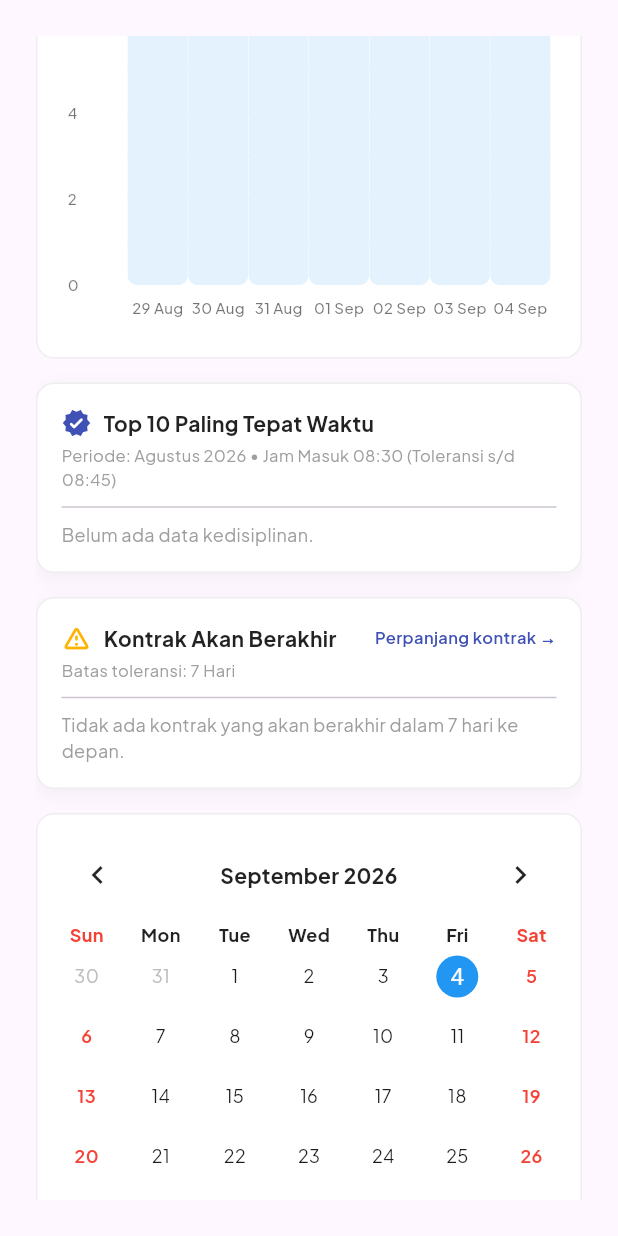
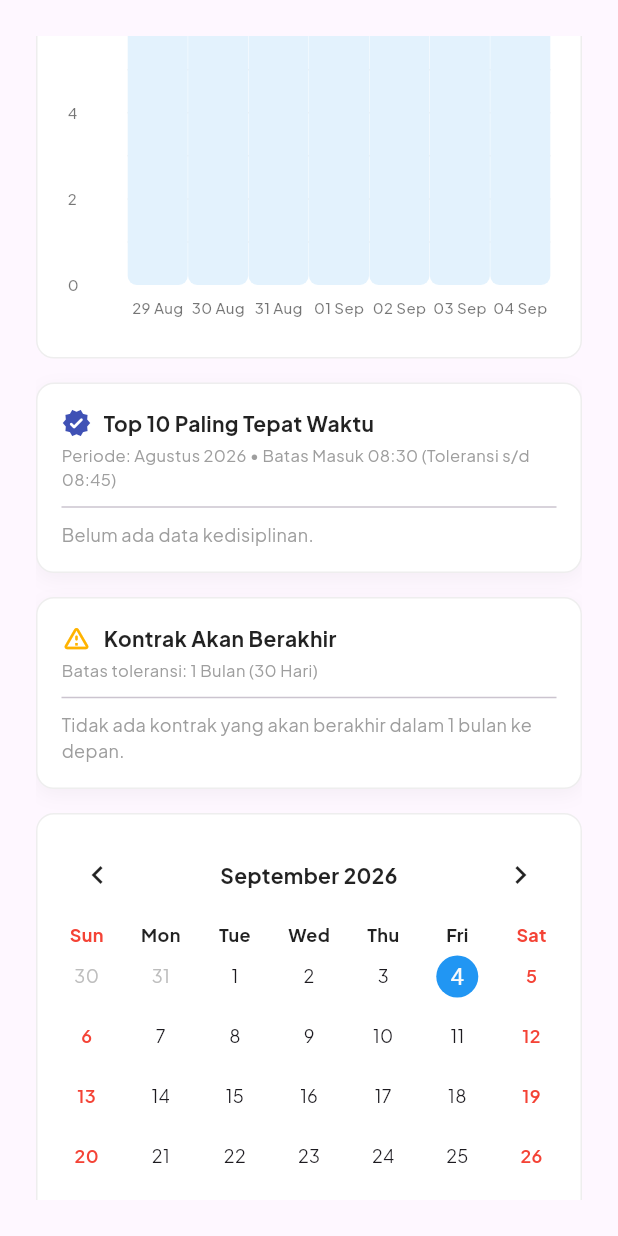
Before and after one commit to rickyds-bot/hradmin-panel-tetra, a Flutter app: the WebDashboardContent widget shown alone on an empty page, opened directly, scrolled down 1152 dp, on a phone screen of 412 x 824 dp. Run offline on Flutter 3.47's test engine with Material 3 defaults, Android fonts, the phone set to English and light mode, and no system bars; drawn by our look-alikes of fl_chart, table_calendar; our stand-ins replace camera, file_picker, firebase_core, firebase_messaging, flutter_dotenv, flutter_html and 14 more; missing offline and left inert: dart:html, dart:js_interop, excel, flutter_app_badger, google_mlkit_face_detection, tflite_flutter; accounts and stored records are empty.

Commit message:
web_dashboard_content.dart

```diff
--- a/lib/features/webadmin/web_dashboard_content.dart
+++ b/lib/features/webadmin/web_dashboard_content.dart
@@ -101,7 +101,7 @@ class _WebDashboardContentState extends State<WebDashboardContent> {
         } else if (empStatus == 'kontrak') {
           kontrak++;
 
-          // Cek masa berlaku kontrak (Seminggu sebelum atau sudah lewat)
+          // Cek masa berlaku kontrak (1 bulan / 30 hari sebelum atau sudah lewat)
           if (emp['contract_end'] != null) {
             try {
               DateTime endDate = DateTime.parse(emp['contract_end'].toString());
@@ -109,7 +109,7 @@ class _WebDashboardContentState extends State<WebDashboardContent> {
                   DateTime(endDate.year, endDate.month, endDate.day);
               int diffDays = endDay.difference(today).inDays;
 
-              if (diffDays <= 7) {
+              if (diffDays <= 30) {
                 tempExpiring.add({
                   'name': emp['full_name'] ?? 'Tanpa Nama',
                   'contract_number': emp['contract_number'] ?? '-',
@@ -455,7 +455,7 @@ class _WebDashboardContentState extends State<WebDashboardContent> {
                 ),
                 const SizedBox(height: 24),
 
-                // Baris Utama: Grafik, Top 10, Kontrak & Kalender
+                // Baris Utama: Grafik & Kalender, serta Card Top 10 & Kontrak di bawahnya (Posisi awal)
                 LayoutBuilder(
                   builder: (context, constraints) {
                     bool isWide = constraints.maxWidth > 900;
@@ -463,7 +463,7 @@ class _WebDashboardContentState extends State<WebDashboardContent> {
                       direction: isWide ? Axis.horizontal : Axis.vertical,
                       crossAxisAlignment: CrossAxisAlignment.start,
                       children: [
-                        // Kolom Kiri: Grafik Kehadiran & 2 Card Informasi di bawahnya
+                        // Kolom Kiri: Grafik Kehadiran & Card Informasi di bawahnya
                         Expanded(
                           flex: isWide ? 2 : 0,
                           child: Column(
@@ -494,28 +494,11 @@ class _WebDashboardContentState extends State<WebDashboardContent> {
                                 ),
                               ),
                               const SizedBox(height: 16),
-
-                              // Row Top 10 dan Kontrak Expired (Sejajar jika isWide)
-                              isWide
-                                  ? Row(
-                                      crossAxisAlignment:
-                                          CrossAxisAlignment.start,
-                                      children: [
-                                        Expanded(
-                                            child: _buildTopEmployeesCard()),
-                                        const SizedBox(width: 16),
-                                        Expanded(
-                                            child:
-                                                _buildExpiringContractsCard()),
-                                      ],
-                                    )
-                                  : Column(
-                                      children: [
+                              // Card Top 10 Paling Tepat Waktu di bawah grafik
                               _buildTopEmployeesCard(),
                               const SizedBox(height: 16),
+                              // Card Kontrak Akan Berakhir di bawah Top 10
                               _buildExpiringContractsCard(),
-                                      ],
-                                    ),
                             ],
                           ),
                         ),
@@ -870,7 +853,7 @@ class _WebDashboardContentState extends State<WebDashboardContent> {
           ),
           const SizedBox(height: 4),
           Text(
-            'Periode: $_topEmployeesPeriod • Jam Masuk 08:30 (Toleransi s/d 08:45)',
+            'Periode: $_topEmployeesPeriod • Batas Masuk 08:30 (Toleransi s/d 08:45)',
             style: GoogleFonts.plusJakartaSans(
               fontSize: 11,
               color: Colors.grey[500],
@@ -996,9 +979,6 @@ class _WebDashboardContentState extends State<WebDashboardContent> {
         crossAxisAlignment: CrossAxisAlignment.start,
         children: [
           Row(
-            mainAxisAlignment: MainAxisAlignment.spaceBetween,
-            children: [
-              Row(
             children: [
               Icon(Icons.warning_amber_rounded,
                   color: Colors.amber[600], size: 20),
@@ -1013,19 +993,9 @@ class _WebDashboardContentState extends State<WebDashboardContent> {
               ),
             ],
           ),
-              Text(
-                'Perpanjang kontrak →',
-                style: GoogleFonts.plusJakartaSans(
-                  fontSize: 11,
-                  color: Colors.indigo,
-                  fontWeight: FontWeight.w600,
-                ),
-              ),
-            ],
-          ),
           const SizedBox(height: 4),
           Text(
-            'Batas toleransi: 7 Hari',
+            'Batas toleransi: 1 Bulan (30 Hari)',
             style: GoogleFonts.plusJakartaSans(
               fontSize: 11,
               color: Colors.grey[500],
@@ -1034,7 +1004,7 @@ class _WebDashboardContentState extends State<WebDashboardContent> {
           const Divider(height: 20),
           if (_expiringContracts.isEmpty)
             Text(
-              'Tidak ada kontrak yang akan berakhir dalam 7 hari ke depan.',
+              'Tidak ada kontrak yang akan berakhir dalam 1 bulan ke depan.',
               style: GoogleFonts.plusJakartaSans(
                 fontSize: 12,
                 color: Colors.grey,
@@ -1053,7 +1023,7 @@ class _WebDashboardContentState extends State<WebDashboardContent> {
               if (diff < 0) {
                 statusColor = Colors.red[700]!;
                 bgColor = Colors.red[50]!;
-              } else if (diff <= 3) {
+              } else if (diff <= 7) {
                 statusColor = Colors.orange[800]!;
                 bgColor = Colors.orange[50]!;
               } else {
```
Lines whose indentation alone changed are shown as unchanged.
